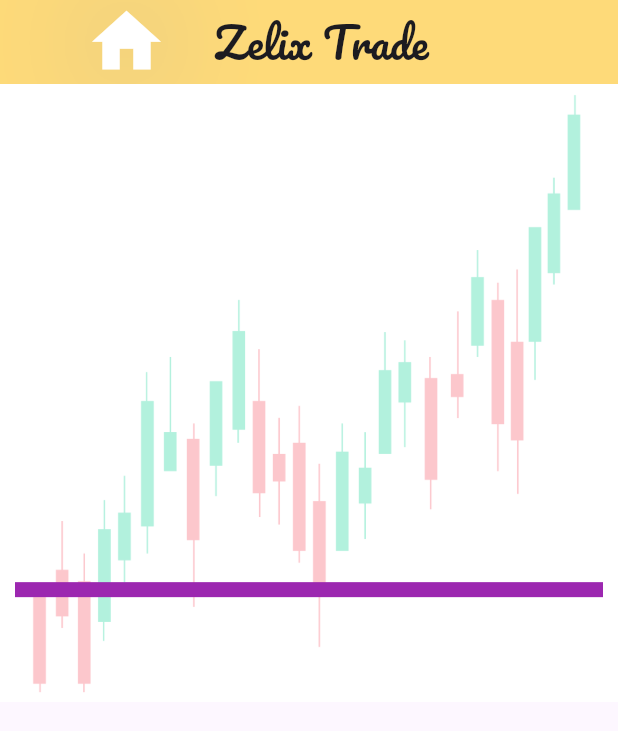
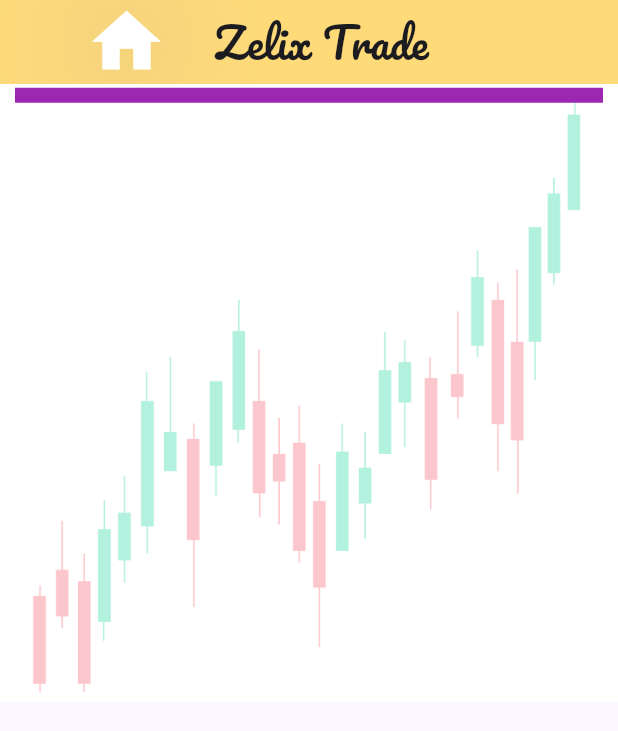
Before and after one commit to zekeriya2280/zelix-trade, a Flutter app: the TradeArea screen opened directly, on a phone screen of 412 x 824 dp. Shown: the top 731 px of the screen. Run offline on Flutter 3.47's test engine with Material 2 defaults, Android fonts, the phone set to English and light mode, and no system bars; our stand-ins replace cloud_firestore, firebase_auth, firebase_core, google_fonts; missing offline and left inert: clipboard, feature_notifier; accounts and stored records are empty.

Commit message:
TradeArea: flutter upgrade and iambuilder for upside or downside of the screen shown myproducts is done.

```diff
--- a/lib/screens/tradearea.dart
+++ b/lib/screens/tradearea.dart
@@ -297,7 +297,7 @@
                       else if(doc.data()['tradesman2'] == udoc.data()['nickname']){
                         iambuilder = false;
                       }
-                    };
+                    }
                   }
                 }
               }
@@ -321,6 +321,7 @@
                          ),
                     ),
                     child: Column(children: [
+                          iambuilder ?
                           SizedBox(
                               height: height / 2.5,
                               width: width,
@@ -356,8 +357,10 @@
                                               : vegis.length
                                               )
                                               )
-                                              ),
+                            )
+                            : Container(),
                             const Divider(color: Colors.purple,height: 15,thickness: 10,indent: 10,endIndent: 10),
+                            iambuilder ? Container() :
                             SizedBox(
                               height: height / 2.5,
                               width: width,
@@ -393,8 +396,8 @@
                                               : vegis.length
                                               )
                                               )
-                                              ),
-
+                            )
+                           // : Container()
                     ]),
                   )),
               );
```
